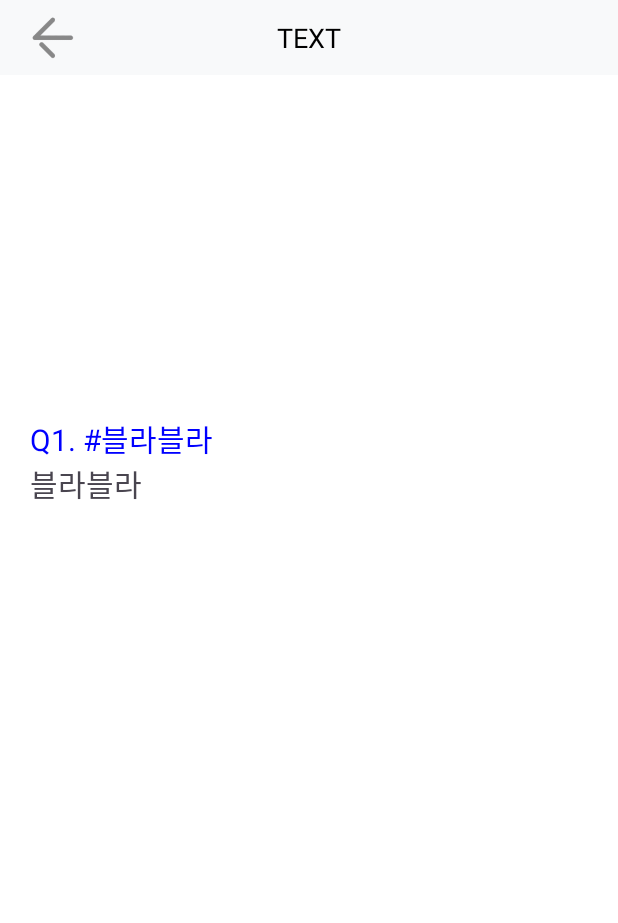
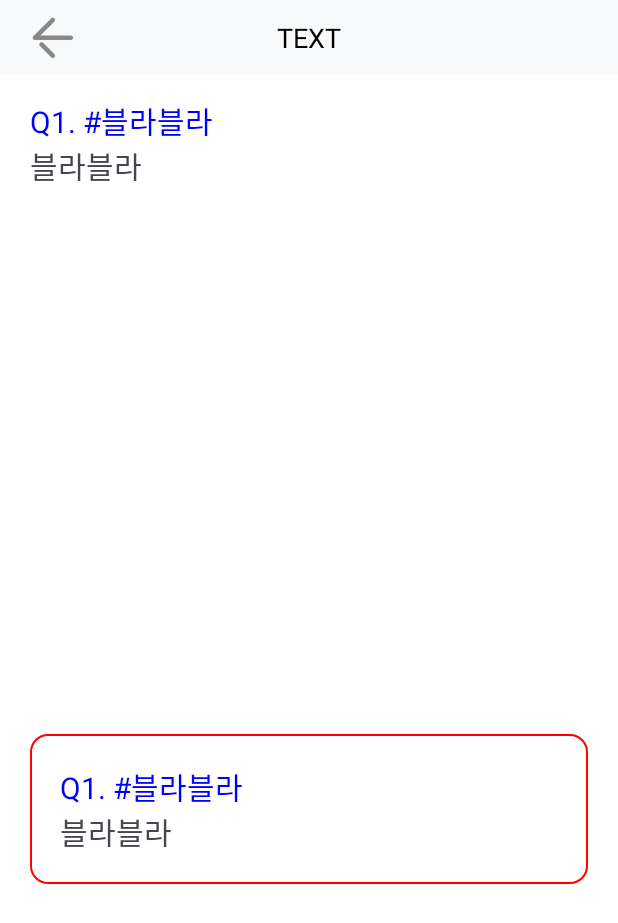
Before and after one commit to Daseul727/mobile_sample, an Android app: the screen it shows after launch (MainActivity), after a tap on "Text View Pager 2", on a phone screen of 412 x 824 dp. Shown: the top 923 px of the screen. Run offline under Robolectric (Android 15) with nearby library versions, the phone set to English and light mode, and no system bars; our stand-ins replace data binding.

Commit message:
slider_mobile - add list item text with box

```diff
--- /dev/null
+++ b/app/src/main/java/com/example/slider_mobile/text/TextBoxViewPagerAdapter.kt
@@ -0,0 +1,39 @@
+package com.example.slider_mobile.text
+
+import android.view.LayoutInflater
+import android.view.ViewGroup
+import androidx.recyclerview.widget.RecyclerView
+import com.example.slider_mobile.databinding.ListitemTextBoxBinding
+
+
+class TextBoxViewPagerAdapter(private val list: ArrayList<Data>) : RecyclerView.Adapter<TextBoxViewPagerAdapter.TextBoxViewPagerAdapter>() {
+
+    override fun onCreateViewHolder(parent: ViewGroup, viewType: Int): TextBoxViewPagerAdapter {
+        val binding =
+            ListitemTextBoxBinding.inflate(LayoutInflater.from(parent.context), parent, false)
+        return TextBoxViewPagerAdapter(binding)
+    }
+
+    override fun onBindViewHolder(holder: TextBoxViewPagerAdapter, position: Int) {
+        //holder.bind(list[position])
+        holder.bind(list[position % list.size])
+    }
+
+    override fun getItemCount(): Int {
+        //return list.size
+        return Int.MAX_VALUE
+    }
+
+    inner class TextBoxViewPagerAdapter(
+        private val binding: ListitemTextBoxBinding
+    ) : RecyclerView.ViewHolder(binding.root) {
+
+        fun bind(data: Data) {
+            with(binding) {
+                tvFaqTitle.text = data.title
+                tvFaqContent.text = data.content
+            }
+        }
+    }
+
+}
--- a/app/src/main/java/com/example/slider_mobile/text/TextFragment.kt
+++ b/app/src/main/java/com/example/slider_mobile/text/TextFragment.kt
@@ -69,6 +69,8 @@ class TextFragment : Fragment() {
         bannerPosition = (Int.MAX_VALUE / 2) - ((Int.MAX_VALUE / 2) % list.size)
         binding.vpText.setCurrentItem(bannerPosition, false)
         binding.vpText.adapter = TextViewPagerAdapter(list)
+
+        binding.vpTextBox.adapter = TextBoxViewPagerAdapter(list)
     }
 
     private fun initTitleBar() {
--- /dev/null
+++ b/app/src/main/res/drawable/rect_solid_rounded_10_white.xml
@@ -0,0 +1,9 @@
+<?xml version="1.0" encoding="utf-8"?>
+<layer-list xmlns:android="http://schemas.android.com/apk/res/android">
+    <item>
+        <shape android:shape="rectangle">
+            <solid android:color="@color/white" />
+            <corners android:radius="10dp" />
+        </shape>
+    </item>
+</layer-list>
--- /dev/null
+++ b/app/src/main/res/drawable/rect_stroke_rounded_11_red_ff.xml
@@ -0,0 +1,12 @@
+<?xml version="1.0" encoding="utf-8"?>
+<layer-list xmlns:android="http://schemas.android.com/apk/res/android">
+    <item>
+        <shape android:shape="rectangle">
+            <stroke
+                android:width="1dp"
+                android:color="@color/red" />
+            <solid android:color="@color/white" />
+            <corners android:radius="11dp" />
+        </shape>
+    </item>
+</layer-list>
--- a/app/src/main/res/layout/fragment_text.xml
+++ b/app/src/main/res/layout/fragment_text.xml
@@ -21,10 +21,17 @@
             android:id="@+id/vp_text"
             android:layout_width="match_parent"
             android:layout_height="300dp"
+            android:layout_marginTop="50dp"
+            app:layout_constraintTop_toTopOf="parent"/>
+
+        <androidx.viewpager2.widget.ViewPager2
+            android:id="@+id/vp_text_box"
+            android:layout_width="match_parent"
+            android:layout_height="300dp"
+            android:layout_marginTop="50dp"
+            android:layout_marginBottom="50dp"
+            android:paddingStart="20dp"
             app:layout_constraintBottom_toBottomOf="parent"
-            app:layout_constraintEnd_toEndOf="parent"
-            app:layout_constraintStart_toStartOf="parent"
-            app:layout_constraintTop_toTopOf="parent"
             />
 
     </androidx.constraintlayout.widget.ConstraintLayout>
--- /dev/null
+++ b/app/src/main/res/layout/listitem_text_box.xml
@@ -0,0 +1,40 @@
+<?xml version="1.0" encoding="utf-8"?>
+<layout xmlns:android="http://schemas.android.com/apk/res/android"
+    xmlns:app="http://schemas.android.com/apk/res-auto"
+    xmlns:tools="http://schemas.android.com/tools">
+    <androidx.constraintlayout.widget.ConstraintLayout
+        android:id="@+id/cc_folder"
+        android:visibility="visible"
+        android:layout_width="match_parent"
+        android:layout_height="match_parent"
+        android:paddingRight="20dp"
+        android:paddingTop="15sp">
+
+        <LinearLayout
+            android:layout_width="match_parent"
+            android:layout_height="wrap_content"
+            android:padding="20dp"
+            android:background="@drawable/rect_stroke_rounded_11_red_ff"
+            android:orientation="vertical"
+            tools:ignore="MissingConstraints">
+
+            <TextView
+                android:id="@+id/tv_faq_title"
+                android:layout_width="match_parent"
+                android:layout_height="wrap_content"
+                android:textSize="20sp"
+                android:textColor="@color/blue"
+                tools:text="Q1. #로그인"/>
+            <TextView
+                android:id="@+id/tv_faq_content"
+                android:textSize="20dp"
+                android:layout_width="match_parent"
+                android:layout_height="wrap_content"
+                tools:text="로그인 아이디와 비번이 기억이 안나 로그인을 할 수 없습니다."/>
+
+
+        </LinearLayout>
+
+
+    </androidx.constraintlayout.widget.ConstraintLayout>
+</layout>
```
